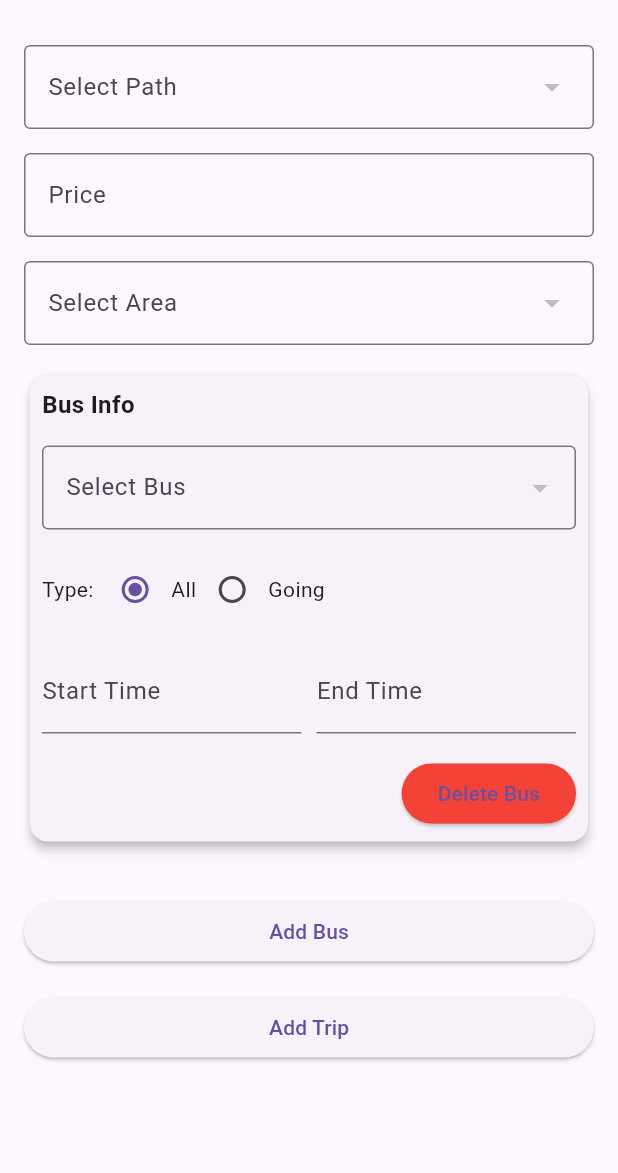
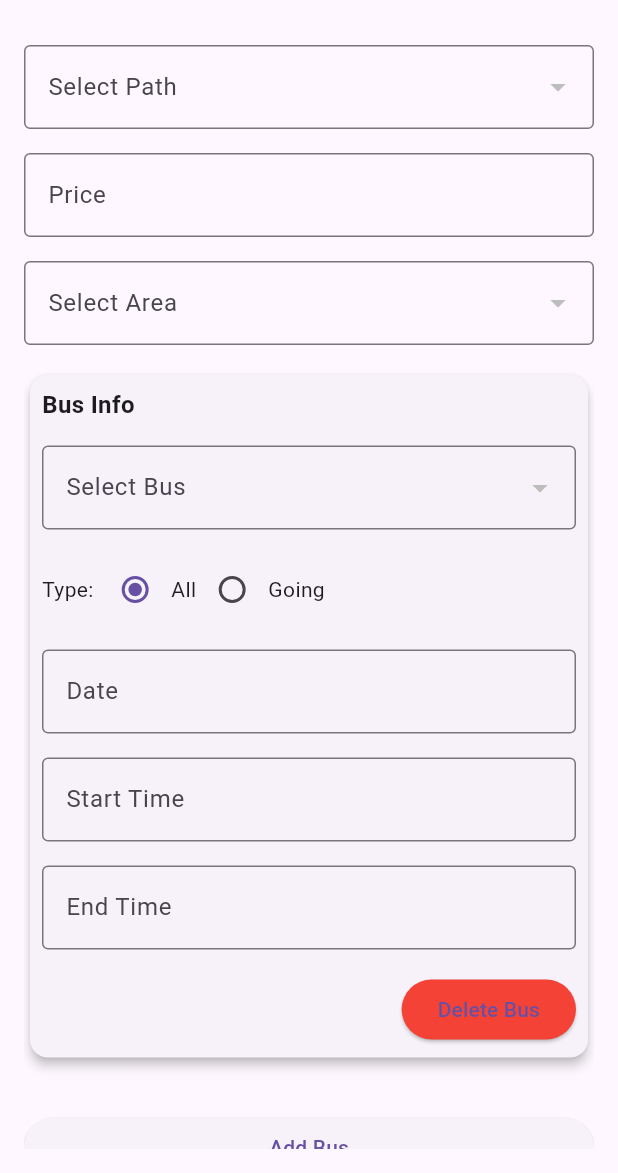
Before and after one commit to majdba123/BOOKING_BUS, a Flutter app: the TripForm screen opened directly, after a tap on "Add Bus", after a tap on "End Time", on a phone screen of 412 x 824 dp, the part 63-1236 px from its top. Run offline on Flutter 3.47's test engine with Material 3 defaults, Android fonts, the light colour scheme and no system bars; our stand-ins replace flutter_datetime_picker_plus, flutter_svg_provider; missing offline and left inert: multiple_search_selection; network calls fail.

Commit message:
store trip
add functionaly about ui store trip

```diff
--- a/Mobile_App/mobile_app/lib/Api_Services/Company/Bus.dart
+++ b/Mobile_App/mobile_app/lib/Api_Services/Company/Bus.dart
@@ -92,9 +92,9 @@ print(response.statusCode);
   Future<Bus> updateBus(String accessToken,var number_bus ,int id, var number_passenger ) async {
    print(number_bus);
    print(number_passenger);
-    print('${name_domain_server}company/update_bus/$id');
+    print('${name_domain_server}company/update_bus/$id?number_bus=$number_bus&&number_passenger=$number_passenger');
     final response = await http.put(
-      Uri.parse('${name_domain_server}company/update_bus/$id'),
+      Uri.parse('${name_domain_server}company/update_bus/$id?number_bus=$number_bus&&number_passenger=$number_passenger'),
       headers: {
         'Authorization': 'Bearer $accessToken',
 
--- a/Mobile_App/mobile_app/lib/Api_Services/Company/TripBus.dart
+++ b/Mobile_App/mobile_app/lib/Api_Services/Company/TripBus.dart
@@ -9,8 +9,10 @@ import 'package:http/http.dart' as http;
 class TripBusApi {
 
 Future<String> addTrip(String accessToken,Trip trip) async {
+  print(accessToken);
 
-    final url = '$name_domain_server+company/store_trip';
+
+    String url = name_domain_server+"company/store_trip";
     final Map<String, dynamic> data = {
       'path_id': trip.pathId,
       'price': trip.price,
@@ -20,17 +22,19 @@ Future<String> addTrip(String accessToken,Trip trip) async {
         'type': bus.type,
         'start_time': bus.startTime,
         'end_time': bus.endTime,
+        'date': bus.date,
       }).toList(),
     };
   print(jsonEncode(data));
     final response = await http.post(
-      Uri.parse(url),
+       Uri.parse('$url'),
       headers: <String, String>{
          'Authorization': 'Bearer $accessToken',
       },
       body: jsonEncode(data),
     );
   print(response.statusCode);
+  print(response.body);
     if (response.statusCode == 200) {
       Map<String, dynamic> parsedJson = json.decode(response.body);
       String message = parsedJson['message'];
--- a/Mobile_App/mobile_app/lib/Api_Services/Company/path.dart
+++ b/Mobile_App/mobile_app/lib/Api_Services/Company/path.dart
@@ -51,14 +51,14 @@ Future<String> Addpath(String accessToken,var From, var To, ) async {
     print(id);
     print(from);
     print(to);
-    print('${name_domain_server}company/path_update/$id?from=$from&to=$to');
+    // print('${name_domain_server}company/path_update/$id?from=$from&to=$to');
     final response = await http.put(
-      Uri.parse('${name_domain_server}company/path_update/$id'),
+      Uri.parse('${name_domain_server}company/path_update/$id?from=$from&to=$to'),
       headers: {
         'Authorization': 'Bearer $accessToken',
         // 'Content-Type': 'application/json',
       },
-      // body: json.encode({'from': from, 'to': to}),
+      body: json.encode({'from': from, 'to': to}),
     );
     print(response.statusCode);
     print(response.body);
--- a/Mobile_App/mobile_app/lib/Data_Models/Bus.dart
+++ b/Mobile_App/mobile_app/lib/Data_Models/Bus.dart
@@ -21,7 +21,9 @@ class Bus {
       id: json['id'],
       companyId: json['company_id'],
       number_bus: json['number_bus'],
-      number_passenger: json['number_passenger'],
+      number_passenger: json['number_passenger'] is int
+          ? json['number_passenger']
+          : int.tryParse(json['number_passenger']),
        status: json['status'],
       createdAt: DateTime.parse(json['created_at']),
       updatedAt: DateTime.parse(json['updated_at']),
--- a/Mobile_App/mobile_app/lib/Data_Models/BusInfoTrip.dart
+++ b/Mobile_App/mobile_app/lib/Data_Models/BusInfoTrip.dart
@@ -3,12 +3,13 @@ class BusInfo {
   String type;
   String startTime;
   String endTime;
-
+String date;
   BusInfo({
     required this.busId,
     required this.type,
     required this.startTime,
     required this.endTime,
+    required this.date
   });
 
   BusInfo copyWith({
@@ -16,12 +17,14 @@ class BusInfo {
     String? type,
     String? startTime,
     String? endTime,
+    String? date,
   }) {
     return BusInfo(
       busId: busId ?? this.busId,
       type: type ?? this.type,
       startTime: startTime ?? this.startTime,
       endTime: endTime ?? this.endTime,
+      date: date ?? this.date,
     );
   }
 }
--- a/Mobile_App/mobile_app/lib/Provider/Company/Trip_provider.dart
+++ b/Mobile_App/mobile_app/lib/Provider/Company/Trip_provider.dart
@@ -88,7 +88,7 @@ List<area> _areas = [];
     notifyListeners();
 
     try {
-      _BreakAreas = await BreakAreaApiService().fetchBreakArea(accessToken,breakId);
+      _BreakAreas = await BreakAreaApiService().fetchBreakAreaascompany(accessToken,breakId);
     } catch (e) {
       print('Failed to fetch BreakAreas: $e');
     } finally {
--- a/Mobile_App/mobile_app/lib/screens/DashBorad_Company/Bus_managment/Assign_Diver_To_Bus/Bus_Selection.dart
+++ b/Mobile_App/mobile_app/lib/screens/DashBorad_Company/Bus_managment/Assign_Diver_To_Bus/Bus_Selection.dart
@@ -20,7 +20,7 @@ class _BusSelectionPageState extends State<BusSelectionPage> {
   Future<void> _fetchBuses() async {
     final authProvider = Provider.of<AuthProvider>(context, listen: false);
     final busProvider = Provider.of<AssingBusProvider>(context, listen: false);
-     busProvider.fetchBuss(authProvider.accessToken);
+     busProvider.fetchBusByStatus(authProvider.accessToken,'pending');
   }
 
   void _filterBuses(String query) {
@@ -65,8 +65,8 @@ class _BusSelectionPageState extends State<BusSelectionPage> {
                       return Card(
                         margin: EdgeInsets.symmetric(vertical: 8),
                         child: ListTile(
-                          title: Text('number bus :${bus.number_bus}'),
-                           subtitle: Text('number passenger : ${bus.number_passenger}'),
+                          title: Text(' ${index+1}) Bus number:${bus.number_bus}'),
+                           subtitle: Text('number of passenger : ${bus.number_passenger} /          Status :${bus.status.toUpperCase()} '),
                           onTap: () {
                             Navigator.push(
                               context,
--- a/Mobile_App/mobile_app/lib/screens/DashBorad_Company/Bus_managment/Assign_Diver_To_Bus/Cancel_Driver_Page.dart
+++ b/Mobile_App/mobile_app/lib/screens/DashBorad_Company/Bus_managment/Assign_Diver_To_Bus/Cancel_Driver_Page.dart
@@ -18,7 +18,7 @@ class _CancelDriverPageState extends State<CancelDriverPage> {
  Future<void> _fetchDrivers() async {
     final authProvider = Provider.of<AuthProvider>(context, listen: false);
     final driverProvider = Provider.of<AssingBusProvider>(context, listen: false);
-     driverProvider.fetchDrivers(authProvider.accessToken);
+     driverProvider.fetchDriverByStatus(authProvider.accessToken,'available');
   }
   void _filterDrivers(String query) {
 
--- a/Mobile_App/mobile_app/lib/screens/DashBorad_Company/Bus_managment/Assign_Diver_To_Bus/Driver_Selection_Page.dart
+++ b/Mobile_App/mobile_app/lib/screens/DashBorad_Company/Bus_managment/Assign_Diver_To_Bus/Driver_Selection_Page.dart
@@ -27,7 +27,7 @@ class _DriverSelectionPageState extends State<DriverSelectionPage> {
   Future<void> _fetchDrivers() async {
     final authProvider = Provider.of<AuthProvider>(context, listen: false);
     final driverProvider = Provider.of<AssingBusProvider>(context, listen: false);
-     driverProvider.fetchDrivers(authProvider.accessToken);
+     driverProvider.fetchDriverByStatus(authProvider.accessToken,'pending');
   }
 
   void _filterDrivers(String query) {
@@ -89,6 +89,7 @@ class _DriverSelectionPageState extends State<DriverSelectionPage> {
                               print('the driver id is ');
                               print(driver.id);
                               _assignDriver(driver.id,busId);
+                              Navigator.of(context).pop();
                             },
                             child: Text('Assign'),
                             style: ElevatedButton.styleFrom(
--- a/Mobile_App/mobile_app/lib/screens/DashBorad_Company/Trip_managemt/BusInfoCard.dart
+++ b/Mobile_App/mobile_app/lib/screens/DashBorad_Company/Trip_managemt/BusInfoCard.dart
@@ -1,6 +1,6 @@
 import 'package:flutter/material.dart';
-
 import 'package:flutter_datetime_picker_plus/flutter_datetime_picker_plus.dart';
+import 'package:intl/intl.dart';
 import 'package:mobile_app/Data_Models/Bus.dart';
 import 'package:mobile_app/Data_Models/BusInfoTrip.dart';
 
@@ -27,7 +27,7 @@ class BusCard extends StatelessWidget {
           crossAxisAlignment: CrossAxisAlignment.start,
           children: [
             Text('Bus Info', style: TextStyle(fontSize: 16, fontWeight: FontWeight.bold)),
-            SizedBox(height: 16,),
+            SizedBox(height: 16),
             DropdownButtonFormField<int>(
               decoration: InputDecoration(
                 labelText: 'Select Bus',
@@ -79,59 +79,49 @@ class BusCard extends StatelessWidget {
               ],
             ),
             SizedBox(height: 16),
-            Row(
-              mainAxisAlignment: MainAxisAlignment.spaceBetween,
-              children: [
-                Expanded(
-                  child: GestureDetector(
+            GestureDetector(
               onTap: () {
-                      DatePicker.showDateTimePicker(
-                        context,
-                        showTitleActions: true,
-                        onChanged: (date) {},
-                        onConfirm: (date) {
-                          onChanged(info.copyWith(startTime: date.toString()));
-                        },
-                        currentTime: DateTime.now(),
-                        locale: LocaleType.en,
-                      );
+                _pickDate(context);
               },
               child: AbsorbPointer(
                 child: TextFormField(
-                        controller: TextEditingController(text: info.startTime),
+                  controller: TextEditingController(text: _formatDate(info.date)),
                   decoration: InputDecoration(
-                          labelText: 'Start Time',
+                    labelText: 'Date',
+                    border: OutlineInputBorder(),
                   ),
                 ),
               ),
             ),
-                ),
-                SizedBox(width: 10),
-                Expanded(
-                  child: GestureDetector(
+            SizedBox(height: 16),
+            GestureDetector(
               onTap: () {
-                      DatePicker.showDateTimePicker(
-                        context,
-                        showTitleActions: true,
-                        onChanged: (date) {},
-                        onConfirm: (date) {
-                          onChanged(info.copyWith(endTime: date.toString()));
-                        },
-                        currentTime: DateTime.now(),
-                        locale: LocaleType.en,
-                      );
+                _pickStartTime(context);
               },
               child: AbsorbPointer(
                 child: TextFormField(
-                        controller: TextEditingController(text: info.endTime),
+                  controller: TextEditingController(text: _formatTime(info.startTime)),
                   decoration: InputDecoration(
-                          labelText: 'End Time',
+                    labelText: 'Start Time',
+                    border: OutlineInputBorder(),
                   ),
                 ),
               ),
             ),
+            SizedBox(height: 16),
+            GestureDetector(
+              onTap: () {
+                _pickEndTime(context);
+              },
+              child: AbsorbPointer(
+                child: TextFormField(
+                  controller: TextEditingController(text: _formatTime(info.endTime)),
+                  decoration: InputDecoration(
+                    labelText: 'End Time',
+                    border: OutlineInputBorder(),
                   ),
-              ],
+                ),
+              ),
             ),
             SizedBox(height: 16),
             Row(
@@ -149,4 +139,61 @@ class BusCard extends StatelessWidget {
       ),
     );
   }
+
+  void _pickDate(BuildContext context) {
+    DatePicker.showDatePicker(
+      context,
+      showTitleActions: true,
+      onConfirm: (date) {
+        onChanged(info.copyWith(date: DateFormat('yyyy-MM-dd').format(date)));
+      },
+      currentTime: DateTime.now(),
+      locale: LocaleType.en,
+    );
   }
+
+  void _pickStartTime(BuildContext context) {
+    DatePicker.showTimePicker(
+      context,
+      showTitleActions: true,
+      onConfirm: (time) {
+        onChanged(info.copyWith(startTime: DateFormat('HH:mm').format(time)));
+      },
+      currentTime: _parseTime(info.startTime),
+      locale: LocaleType.en,
+    );
+  }
+
+  void _pickEndTime(BuildContext context) {
+    DatePicker.showTimePicker(
+      context,
+      showTitleActions: true,
+      onConfirm: (time) {
+        onChanged(info.copyWith(endTime: DateFormat('HH:mm').format(time)));
+      },
+      currentTime: _parseTime(info.endTime),
+      locale: LocaleType.en,
+    );
+  }
+
+  String _formatDate(String? dateTime) {
+    if (dateTime == null || dateTime.isEmpty) {
+      return '';
+    }
+    return dateTime;
+  }
+
+  String _formatTime(String? time) {
+    if (time == null || time.isEmpty) {
+      return '';
+    }
+    return time;
+  }
+
+  DateTime _parseTime(String? time) {
+    if (time == null || time.isEmpty) {
+      return DateTime.now();
+    }
+    return DateFormat('HH:mm').parse(time);
+  }
+}
--- a/Mobile_App/mobile_app/lib/screens/DashBorad_Company/Trip_managemt/strore_trip.dart
+++ b/Mobile_App/mobile_app/lib/screens/DashBorad_Company/Trip_managemt/strore_trip.dart
@@ -1,5 +1,7 @@
 import 'package:flutter/material.dart';
+import 'package:intl/intl.dart';
 import 'package:mobile_app/Data_Models/Break_area.dart';
+import 'package:mobile_app/Data_Models/Bus.dart';
 import 'package:mobile_app/Data_Models/BusInfoTrip.dart';
 import 'package:mobile_app/Data_Models/Trip.dart';
 import 'package:mobile_app/Provider/Admin/Break_Area_Provider.dart';
@@ -9,7 +11,6 @@ import 'package:mobile_app/Provider/Company/Trip_Provider.dart';
 import 'package:mobile_app/Provider/Login_Provider.dart';
 import 'package:mobile_app/screens/DashBorad_Company/Trip_managemt/BusInfoCard.dart';
 import 'package:provider/provider.dart';
-import 'package:dropdown_button2/dropdown_button2.dart';
 import 'package:multiple_search_selection/multiple_search_selection.dart';
 
 class TripForm extends StatefulWidget {
@@ -48,7 +49,8 @@ class _TripFormState extends State<TripForm> {
         busProvider.Buss.isNotEmpty ? busProvider.Buss.first.id : 0;
     setState(() {
       _busInfoList.add(
-          BusInfo(busId: firstBusId, type: 'all', startTime: '', endTime: ''));
+        BusInfo(busId: firstBusId, type: 'all', startTime: '', endTime: '', date: ''),
+      );
     });
   }
 
@@ -68,7 +70,7 @@ class _TripFormState extends State<TripForm> {
           key: _formKey,
           child: ListView(
             children: [
-              DropdownButtonFormField2<int>(
+              DropdownButtonFormField<int>(
                 decoration: InputDecoration(
                   labelText: 'Select Path',
                   border: OutlineInputBorder(),
@@ -112,7 +114,7 @@ class _TripFormState extends State<TripForm> {
                 },
               ),
               SizedBox(height: 16),
-              DropdownButtonFormField2<int>(
+              DropdownButtonFormField<int>(
                 decoration: InputDecoration(
                   labelText: 'Select Area',
                   border: OutlineInputBorder(),
@@ -208,7 +210,8 @@ class _TripFormState extends State<TripForm> {
                       });
                     },
                     showSelectAllButton: false,
-                    maximumShowItemsHeight: 200,  pickedItemBuilder: (breakArea) {
+                    maximumShowItemsHeight: 200,
+                    pickedItemBuilder: (breakArea) {
                       return Container(
                         decoration: BoxDecoration(
                           color: Colors.blueAccent.withOpacity(0.1),
@@ -233,7 +236,6 @@ class _TripFormState extends State<TripForm> {
                               onPressed: () {
                                 setState(() {
                                   _selectedBreaksIds.remove(breakArea.id);
-
                                 });
                               },
                             ),
@@ -285,21 +287,22 @@ class _TripFormState extends State<TripForm> {
                       breaksIds: _selectedBreaksIds,
                       busIds: _busInfoList,
                     );
-  // print(newTrip.pathId);
-  // print(newTrip.price);
-  // print(newTrip.breaksIds);
-  // print(newTrip.busIds);
-  // for (var element in newTrip.busIds) {
-  //   print(element.busId);
-  //   print(element.type);
-  //   print(element.startTime);
-  //   print(element.endTime);
-  // }
+ print(newTrip.pathId);
+  print(newTrip.price);
+  print(newTrip.breaksIds);
+  print(newTrip.busIds);
+  for (var element in newTrip.busIds) {
+    print(element.busId);
+    print(element.type);
+    print(element.startTime);
+    print(element.endTime);
+     print(element.date);}
                     final tripBusProvider =
                         Provider.of<TripBusProvider>(context, listen: false);
-                        final authprovider =
+                    final authprovider =
                         Provider.of<AuthProvider>(context, listen: false);
-                    tripBusProvider.addTrip(authprovider.accessToken, newTrip);
+                    tripBusProvider.addTrip(
+                        authprovider.accessToken, newTrip);
                   }
                 },
                 child: Text('Add Trip'),
--- a/Mobile_App/mobile_app/lib/screens/DashBorad_Company/path_mangement/All_paths.dart
+++ b/Mobile_App/mobile_app/lib/screens/DashBorad_Company/path_mangement/All_paths.dart
@@ -52,6 +52,7 @@ class _PathListPageState extends State<PathListPage> {
               final pathProvider = Provider.of<PathProvider>(context, listen: false);
                final authProvider = Provider.of<AuthProvider>(context, listen: false);
               await pathProvider.updatepath(authProvider.accessToken, path.id, _fromController.text, _toController.text);
+             print(pathProvider.paths[1].to);
               Navigator.of(context).pop();
             },
             child: Text('Update'),
--- a/Mobile_App/mobile_app/pubspec.yaml
+++ b/Mobile_App/mobile_app/pubspec.yaml
@@ -31,6 +31,7 @@ dependencies:
     sdk: flutter
 
 
+
   # The following adds the Cupertino Icons font to your application.
   # Use with the CupertinoIcons class for iOS style icons.
   cupertino_icons: ^1.0.2
@@ -40,7 +41,7 @@ dependencies:
   provider: ^6.0.3
   flutter_datetime_picker_plus: ^2.2.0
   multiple_search_selection: ^2.6.4
-
+  intl: ^0.18.0
 dev_dependencies:
   flutter_test:
     sdk: flutter
```
Also changed, not shown: Mobile_App/mobile_app/lib/Api_Services/Admin/Break_Area.dart (+19 -0 lines), Mobile_App/mobile_app/lib/Api_Services/Company/Driver.dart (+7 -4 lines), Mobile_App/mobile_app/lib/Provider/Company/Assign_bus_provider.dart (+6 -5 lines), Mobile_App/mobile_app/lib/Provider/Company/Driver_Provider.dart (+14 -6 lines), Mobile_App/mobile_app/lib/Provider/Company/path_provider.dart (+5 -4 lines), Mobile_App/mobile_app/pubspec.lock. Lines whose indentation alone changed are shown as unchanged.
